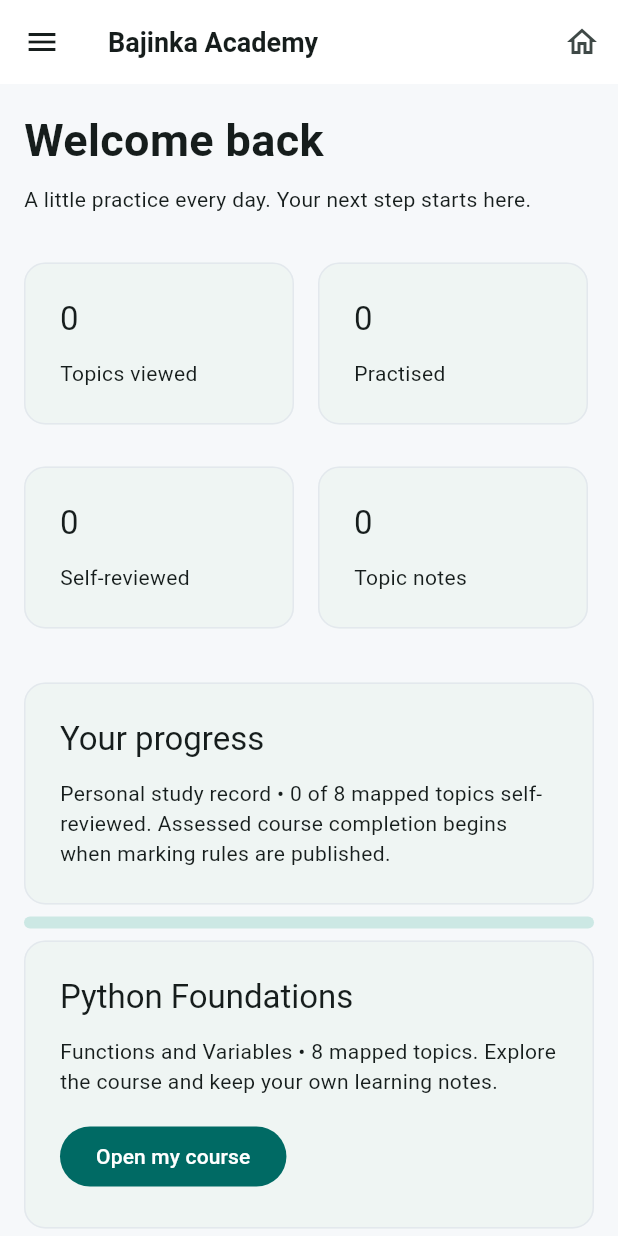
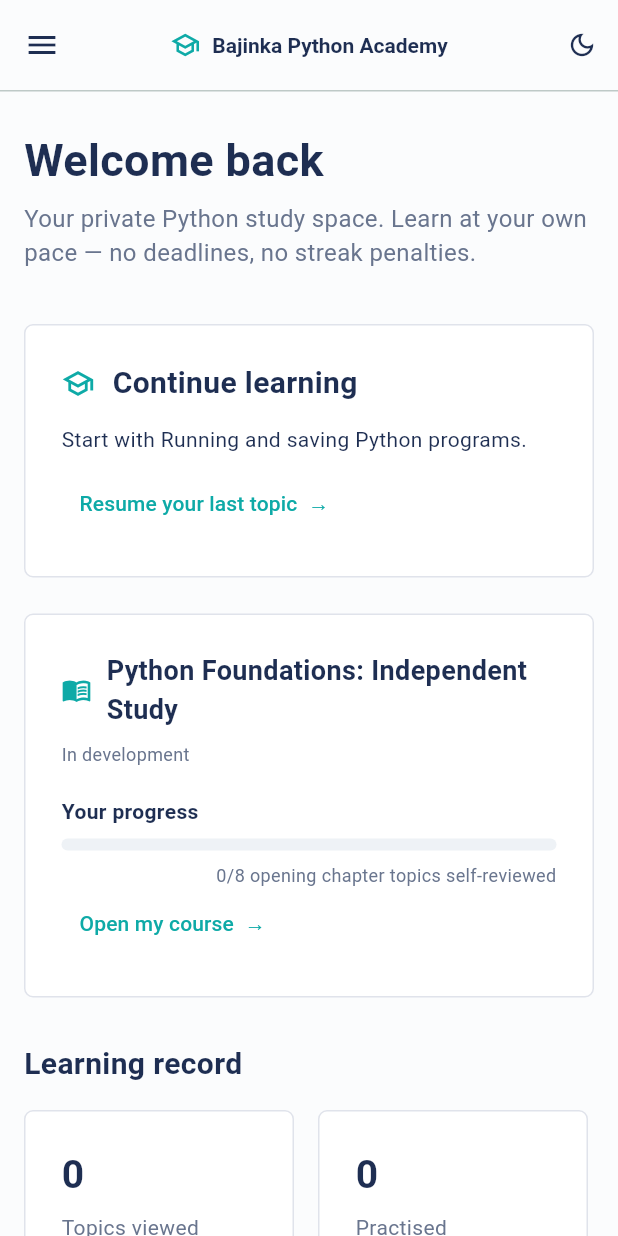
Before and after one commit to cyberokasha-dev/Bajinka-Academy, a Flutter app: the screen it shows after launch, on a phone screen of 412 x 824 dp. Run offline on Flutter 3.47's test engine with Material 3 defaults, Android fonts, the phone set to English and light mode, and no system bars; our stand-ins replace shared_preferences, supabase_flutter; accounts and stored records are empty; Roboto replaces fonts that are missing (Arial).

Commit message:
Match screenshot navy and teal design, centered header, drawer, and underlined tabs

```diff
--- a/apps/learner/lib/main.dart
+++ b/apps/learner/lib/main.dart
@@ -3,6 +3,7 @@ import 'package:flutter/material.dart';
 import 'package:flutter/services.dart';
 import 'package:supabase_flutter/supabase_flutter.dart';
 import 'learner_store.dart';
+
 
 Future<void> main() async {
   WidgetsFlutterBinding.ensureInitialized();
@@ -15,11 +16,25 @@ class AcademyApp extends StatelessWidget {
   @override
   Widget build(BuildContext context) => MaterialApp(
     title: 'Bajinka Academy', debugShowCheckedModeBanner: false,
-    theme: ThemeData(useMaterial3: true, colorScheme: ColorScheme.fromSeed(seedColor: const Color(0xff087f78)), scaffoldBackgroundColor: const Color(0xfff6f8fa)),
+    theme: academyTheme(Brightness.light), darkTheme: academyTheme(Brightness.dark),
+
     home: LearnerShell(client: client),
   );
 }
 
+const teal = Color(0xff0eaaa7);
+const navy = Color(0xff1e2e52);
+const border = Color(0xffe0e3eb);
+ThemeData academyTheme(Brightness brightness) {
+  final dark = brightness == Brightness.dark;
+  final base = ThemeData(useMaterial3: true, brightness: brightness, fontFamily: 'Arial', colorScheme: ColorScheme.fromSeed(seedColor: teal, brightness: brightness).copyWith(primary: teal, surface: dark ? const Color(0xff172033) : Colors.white));
+  return base.copyWith(scaffoldBackgroundColor: dark ? const Color(0xff101827) : const Color(0xfffbfcfd),
+    textTheme: base.textTheme.apply(bodyColor: dark ? const Color(0xffe2e8f0) : navy, displayColor: dark ? Colors.white : navy),
+    dividerColor: border, appBarTheme: AppBarTheme(backgroundColor: dark ? const Color(0xff101827) : const Color(0xfffbfcfd), foregroundColor: dark ? Colors.white : navy, elevation: 0, surfaceTintColor: Colors.transparent),
+    textButtonTheme: TextButtonThemeData(style: TextButton.styleFrom(foregroundColor: teal, shape: RoundedRectangleBorder(borderRadius: BorderRadius.circular(6)))),
+    filledButtonTheme: FilledButtonThemeData(style: FilledButton.styleFrom(backgroundColor: teal, shape: RoundedRectangleBorder(borderRadius: BorderRadius.circular(6)))),
+  );
+}
 const sections = ['Home', 'My courses', 'Practice', 'Projects', 'Notebook', 'Assessments', 'Progress', 'Certificates', 'Resources', 'Settings', 'Sources & Acknowledgements', 'Privacy Policy'];
 const chapters = ['Functions and Variables', 'Conditionals', 'Loops', 'Exceptions', 'Libraries', 'Unit Tests', 'File I/O', 'Regular Expressions', 'Object-Oriented Programming', 'Et Cetera', 'Final Project and Course Assessment'];
 const topics = ['Running and saving Python programs', 'print, strings, and comments', 'Variables and assignment', 'input and string methods', 'Numbers and conversion', 'Arithmetic and formatted output', 'Functions and parameters', 'Return values and program structure'];
@@ -37,6 +52,8 @@ class _LearnerShellState extends State<LearnerShell> {
   int? chapter;
   String? topic;
   String lessonTab = 'Learn';
+  bool dark = false;
+  final pageScroll = ScrollController();
   final note = TextEditingController();
   final code = TextEditingController();
   late final LearnerStore store;
@@ -78,6 +95,7 @@ class _LearnerShellState extends State<LearnerShell> {
       code.text = store.draft(title)['code'] as String;
     });
     unawaited(store.profile(topic: title));
+    if (pageScroll.hasClients) pageScroll.jumpTo(0);
   }
   Widget signInButton() => OutlinedButton.icon(
     style: OutlinedButton.styleFrom(backgroundColor: Colors.white, foregroundColor: const Color(0xff1f1f1f), padding: const EdgeInsets.symmetric(horizontal: 16, vertical: 12)),
@@ -90,43 +108,44 @@ class _LearnerShellState extends State<LearnerShell> {
     : 'Sign in with Google to save private notes, code drafts and your learning journey. Google setup is managed by the owner.');
   Widget homeProgress() => Column(crossAxisAlignment: CrossAxisAlignment.stretch, children: [
     Text('Welcome back${store.displayName.isEmpty ? "" : ", ${store.displayName}"}', style: const TextStyle(fontSize: 30, fontWeight: FontWeight.w700)),
-    const SizedBox(height: 8), const Text('A little practice every day. Your next step starts here.'),
-    const SizedBox(height: 24),
-    Wrap(spacing: 16, runSpacing: 12, children: [
-      metric('Topics viewed', store.countStage('viewed')),
-      metric('Practised', store.countStage('practised')),
-      metric('Self-reviewed', store.countStage('reviewed')),
-      metric('Topic notes', store.drafts.values.where((d) => (d['notes'] as String? ?? '').isNotEmpty).length),
-    ]),
-    const SizedBox(height: 20),
-    panel('Your progress', 'Personal study record • ${store.countStage('reviewed')} of ${topics.length} mapped topics self-reviewed. Assessed course completion begins when marking rules are published.'),
-    LinearProgressIndicator(value: store.countStage('reviewed') / topics.length, minHeight: 8, borderRadius: BorderRadius.circular(8)),
-    if (store.lastTopic != null && topics.contains(store.lastTopic)) panel('Continue learning', store.lastTopic!, action: () => openTopic(store.lastTopic!), button: 'Continue'),
-    panel('Python Foundations', 'Functions and Variables • 8 mapped topics. Explore the course and keep your own learning notes.', action: () => select('My courses'), button: 'Open my course'),
-    panel('Your learning workspace', 'Notes, Python drafts and self-review progress save on this browser or phone. Use Copy to back up your work. Account sync will be added later.'),
+    const SizedBox(height: 6), const Text('Your private Python study space. Learn at your own pace — no deadlines, no streak penalties.', style: TextStyle(color: Color(0xff69758e), fontSize: 16)),
+    const SizedBox(height: 28),
+    panel('Continue learning', store.lastTopic ?? 'Start with Running and saving Python programs.', action: () => openTopic(store.lastTopic ?? topics.first), button: 'Resume your last topic  →', icon: Icons.school_outlined),
+    const SizedBox(height: 16),
+    surface(Column(crossAxisAlignment: CrossAxisAlignment.stretch, children: [
+      const Row(children: [Icon(Icons.menu_book_outlined, color: teal, size: 20), SizedBox(width: 10), Expanded(child: Text('Python Foundations: Independent Study', style: TextStyle(fontSize: 18, fontWeight: FontWeight.w700)))]),
+      const SizedBox(height: 8), const Text('In development', style: TextStyle(fontSize: 12, color: Color(0xff69758e))),
+      const SizedBox(height: 20), const Text('Your progress', style: TextStyle(fontWeight: FontWeight.w600)),
+      const SizedBox(height: 8), LinearProgressIndicator(value: store.countStage('reviewed') / topics.length, minHeight: 8, backgroundColor: const Color(0xffeef2f6), borderRadius: BorderRadius.circular(8)),
+      const SizedBox(height: 8), Text('${store.countStage('reviewed')}/${topics.length} opening chapter topics self-reviewed', textAlign: TextAlign.right, style: const TextStyle(fontSize: 12, color: Color(0xff69758e))),
+      Align(alignment: Alignment.centerLeft, child: TextButton(onPressed: () => select('My courses'), child: const Text('Open my course  →'))),
+    ])),
+    const SizedBox(height: 30), const Text('Learning record', style: TextStyle(fontSize: 20, fontWeight: FontWeight.w700)),
+    const SizedBox(height: 16), Wrap(spacing: 16, runSpacing: 12, children: [metric('Topics viewed', store.countStage('viewed')), metric('Practised', store.countStage('practised')), metric('Self-reviewed', store.countStage('reviewed')), metric('Topic notes', store.drafts.values.where((d) => (d['notes'] as String? ?? '').isNotEmpty).length)]),
+    const SizedBox(height: 20), const Text('Saved on this device. Assessed completion and account sync will be connected later.', style: TextStyle(color: Color(0xff69758e), fontSize: 13)),
   ]);
-  Widget metric(String label, int value) => SizedBox(width: 180, child: panel('$value', label));
-  void select(String value) { autosave?.cancel(); if (topic != null) unawaited(store.save(topic!)); setState(() { section = value; chapter = null; topic = null; }); }
+  Widget metric(String label, int value) => SizedBox(width: 180, child: surface(Column(crossAxisAlignment: CrossAxisAlignment.start, children: [Text('$value', style: const TextStyle(fontSize: 26, fontWeight: FontWeight.w700)), const SizedBox(height: 6), Text(label, style: const TextStyle(color: Color(0xff69758e)))])));
+  void select(String value) { autosave?.cancel(); if (topic != null) unawaited(store.save(topic!)); setState(() { section = value; chapter = null; topic = null; }); if (pageScroll.hasClients) pageScroll.jumpTo(0); }
   @override
-  void dispose() { autosave?.cancel(); store.removeListener(refresh); store.dispose(); note.dispose(); code.dispose(); super.dispose(); }
+  void dispose() { autosave?.cancel(); store.removeListener(refresh); store.dispose(); note.dispose(); code.dispose(); pageScroll.dispose(); super.dispose(); }
   Widget navigation() => ListView(children: [
-    const Padding(padding: EdgeInsets.all(24), child: Row(children: [Icon(Icons.school_outlined, color: Color(0xff087f78)), SizedBox(width: 10), Text('Bajinka Academy', style: TextStyle(fontWeight: FontWeight.w800, fontSize: 18))])),
-    for (final item in sections) ListTile(selected: section == item, title: Text(item), onTap: () { select(item); scaffoldKey.currentState?.closeDrawer(); }),
+    const Padding(padding: EdgeInsets.all(24), child: Text('Bajinka Python Academy', style: TextStyle(fontWeight: FontWeight.w700, fontSize: 18))),
+    for (var i = 0; i < sections.length; i++) ListTile(leading: Icon([Icons.dashboard_outlined, Icons.menu_book_outlined, Icons.edit_note, Icons.folder_outlined, Icons.description_outlined, Icons.fact_check_outlined, Icons.insights_outlined, Icons.workspace_premium_outlined, Icons.link, Icons.settings_outlined, Icons.info_outline, Icons.privacy_tip_outlined][i], size: 20), selected: section == sections[i], selectedTileColor: teal.withValues(alpha: 0.08), title: Text(sections[i] == 'Home' ? 'Dashboard' : sections[i] == 'My courses' ? 'My Course' : sections[i] == 'Practice' ? 'Practice and Homework' : sections[i]), onTap: () { select(sections[i]); scaffoldKey.currentState?.closeDrawer(); }),
   ]);
-  Widget panel(String title, String body, {VoidCallback? action, String? button}) => Card(margin: const EdgeInsets.symmetric(vertical: 8), elevation: 0, shape: RoundedRectangleBorder(borderRadius: BorderRadius.circular(14), side: const BorderSide(color: Color(0xffe3e8ed))), child: SizedBox(width: double.infinity, child: Padding(padding: const EdgeInsets.all(24), child: Column(crossAxisAlignment: CrossAxisAlignment.start, children: [Text(title, style: Theme.of(context).textTheme.titleLarge), const SizedBox(height: 12), Text(body), if (action != null) Padding(padding: const EdgeInsets.only(top: 16), child: FilledButton(onPressed: action, child: Text(button ?? 'Open')))]))));
+  Widget surface(Widget child, {double padding = 24}) => Container(width: double.infinity, padding: EdgeInsets.all(padding), decoration: BoxDecoration(color: dark ? const Color(0xff172033) : Colors.white, border: Border.all(color: dark ? const Color(0xff334155) : border), borderRadius: BorderRadius.circular(6)), child: child);
+  Widget panel(String title, String body, {VoidCallback? action, String? button, IconData? icon}) => Padding(padding: const EdgeInsets.symmetric(vertical: 8), child: surface(Column(crossAxisAlignment: CrossAxisAlignment.start, children: [Row(children: [if (icon != null) ...[Icon(icon, color: teal, size: 22), const SizedBox(width: 12)], Expanded(child: Text(title, style: const TextStyle(fontSize: 20, fontWeight: FontWeight.w700)))]), const SizedBox(height: 12), Text(body, style: const TextStyle(height: 1.55)), if (action != null) Padding(padding: const EdgeInsets.only(top: 8), child: TextButton(onPressed: action, child: Text(button ?? 'Open')))])));
+  Widget lessonContent() => panel(lessonTab == 'Learn' ? 'Lesson content' : lessonTab, 'Your existing Base44 course content is awaiting approved import. My Notes and My Code are available now.');
+  Widget studyProgress() => surface(Column(crossAxisAlignment: CrossAxisAlignment.start, children: [const Text('YOUR PROGRESS', style: TextStyle(fontSize: 11, letterSpacing: 0.8, color: Color(0xff69758e))), const SizedBox(height: 10), Wrap(spacing: 22, runSpacing: 12, children: [for (final stage in ['viewed', 'practised', 'reviewed', 'demonstrated']) InkWell(onTap: stage == 'demonstrated' ? null : () => store.mark(topic!, stage, store.draft(topic!)[stage] != true), child: Row(mainAxisSize: MainAxisSize.min, children: [Icon(store.draft(topic!)[stage] == true ? Icons.check_circle_outline : Icons.radio_button_unchecked, size: 16, color: stage == 'demonstrated' ? const Color(0xffa0a9b8) : teal), const SizedBox(width: 7), Text(stage == 'reviewed' ? 'Self-reviewed' : stage == 'demonstrated' ? 'Demonstrated understanding' : stage[0].toUpperCase() + stage.substring(1), style: const TextStyle(fontSize: 12, color: Color(0xff69758e)))]))])]), padding: 16);
   Widget body() {
     if (section == 'Home' || section == 'Progress') return homeProgress();
     if (section == 'My courses') {
       if (topic != null) return Column(crossAxisAlignment: CrossAxisAlignment.start, children: [
         TextButton(onPressed: () => setState(() { topic = null; }), child: const Text('← Back to topics')),
         Text(topic!, style: Theme.of(context).textTheme.headlineSmall),
-        const SizedBox(height: 8), const Text('My Course / Functions and Variables', style: TextStyle(color: Colors.blueGrey)),
+        const SizedBox(height: 16), const Text('My Course / Functions and Variables', style: TextStyle(color: Color(0xff69758e), fontSize: 12)),
         const SizedBox(height: 20),
-        SingleChildScrollView(scrollDirection: Axis.horizontal, child: Row(children: [for (final label in ['Learn', 'Classwork', 'Homework', 'Challenge', 'Project', 'Assessment', 'My Notes', 'My Code', 'Resources']) Padding(padding: const EdgeInsets.only(right: 8), child: ChoiceChip(label: Text(label), selected: lessonTab == label, onSelected: (_) => setState(() { lessonTab = label; })))])),
-        const SizedBox(height: 16),
-        panel('YOUR PROGRESS', 'Viewed → Practised → Self-reviewed. Demonstrated understanding requires a marked assessment.'),
-        Wrap(spacing: 8, runSpacing: 8, children: [for (final stage in ['viewed', 'practised', 'reviewed']) FilterChip(label: Text(stage == 'reviewed' ? 'Self-reviewed' : stage[0].toUpperCase() + stage.substring(1)), selected: store.draft(topic!)[stage] == true, onSelected: (value) => store.mark(topic!, stage, value))]),
-        const SizedBox(height: 20),
+        Container(decoration: const BoxDecoration(border: Border(bottom: BorderSide(color: border))), child: SingleChildScrollView(scrollDirection: Axis.horizontal, child: Row(children: [for (final label in ['Learn', 'Classwork', 'Homework', 'Challenge', 'Project', 'Assessment', 'My Notes', 'My Code', 'Resources']) InkWell(onTap: () => setState(() { lessonTab = label; }), child: Container(padding: const EdgeInsets.symmetric(horizontal: 12, vertical: 14), decoration: BoxDecoration(border: Border(bottom: BorderSide(color: lessonTab == label ? teal : Colors.transparent, width: 2))), child: Text(label, style: TextStyle(fontSize: 14, color: lessonTab == label ? (dark ? Colors.white : navy) : const Color(0xff636b7e), fontWeight: lessonTab == label ? FontWeight.w600 : FontWeight.w400))))]))),
+        const SizedBox(height: 20), if (lessonTab == 'Learn') ...[studyProgress(), const SizedBox(height: 26)],
         if (lessonTab == 'My Notes' || lessonTab == 'My Code') ...[
           Text(lessonTab, style: Theme.of(context).textTheme.titleLarge),
           const SizedBox(height: 12),
@@ -134,16 +153,18 @@ class _LearnerShellState extends State<LearnerShell> {
           const SizedBox(height: 12), Text(store.draft(topic!)['status'] as String),
           Wrap(spacing: 12, children: [FilledButton.icon(onPressed: () => store.save(topic!), icon: const Icon(Icons.save_outlined), label: const Text('Save on device')), OutlinedButton.icon(onPressed: () async { await Clipboard.setData(ClipboardData(text: lessonTab == 'My Notes' ? note.text : code.text)); if (mounted) ScaffoldMessenger.of(context).showSnackBar(const SnackBar(content: Text('Copied — paste into a file to keep a backup.'))); }, icon: const Icon(Icons.copy), label: const Text('Copy'))]),
           if (lessonTab == 'My Code') panel('Python workspace', 'Your draft saves locally. Code execution and automatic marking are not connected yet.'),
-        ] else panel(lessonTab == 'Learn' ? 'Lesson content' : lessonTab, lessonTab == 'Learn' ? 'This topic is mapped. The course author’s targets, explanation and examples are awaiting import. You can use My Notes and My Code now.' : 'The course author will publish the exact ${lessonTab.toLowerCase()} content and marking rules here. Your study workspace is available now.'),
+        ] else lessonContent(),
 
       ]);
-      if (chapter != null) return Column(crossAxisAlignment: CrossAxisAlignment.start, children: [
-        TextButton(onPressed: () => setState(() { chapter = null; }), child: const Text('← Back to chapters')),
-        Text(chapters[chapter!], style: Theme.of(context).textTheme.headlineSmall),
-        if (chapter == 0) ...[for (final title in topics) ListTile(title: Text(title), subtitle: const Text('Draft • lesson, practice and challenge'), trailing: const Icon(Icons.chevron_right), onTap: () => openTopic(title))] else panel('Topics awaiting authoring', 'Full topic content and exact questions will be supplied by the course author.'),
-        panel('Chapter assessment and cumulative project', 'Locked until authored requirements and marking rules are published.'),
+      return Column(crossAxisAlignment: CrossAxisAlignment.stretch, children: [
+        const Text('My Course', style: TextStyle(fontSize: 28, fontWeight: FontWeight.w700)), const SizedBox(height: 20),
+        panel('Python Foundations: Independent Study', 'In development • 11 planned chapters • 8 opening chapter topics'),
+        const SizedBox(height: 20),
+        for (var i = 0; i < chapters.length; i++) ...[
+          Padding(padding: const EdgeInsets.symmetric(vertical: 16), child: Row(children: [SizedBox(width: 32, child: Text('$i.', style: const TextStyle(fontFamily: 'monospace', fontSize: 12, color: Color(0xff69758e)))), Expanded(child: Text(chapters[i], style: const TextStyle(fontSize: 16, fontWeight: FontWeight.w700))), const Text('DRAFT', style: TextStyle(fontSize: 9, letterSpacing: 1, color: Color(0xffa0a9b8)))])),
+          if (i == 0) Padding(padding: const EdgeInsets.only(left: 12), child: Container(decoration: const BoxDecoration(border: Border(left: BorderSide(color: border))), child: Column(children: [for (final title in topics) ListTile(dense: true, minLeadingWidth: 12, leading: const Icon(Icons.radio_button_unchecked, size: 15, color: Color(0xffb8bfcc)), title: Text(title, style: TextStyle(fontSize: 14, color: dark ? Colors.white : navy)), onTap: () => openTopic(title))]))),
+        ],
       ]);
-      return Column(crossAxisAlignment: CrossAxisAlignment.start, children: [panel('Python Foundations', 'Independent study • 11 planned chapters • content in development'), for (var i = 0; i < chapters.length; i++) ListTile(leading: CircleAvatar(child: Text('$i')), title: Text(chapters[i]), subtitle: const Text('Draft'), trailing: const Icon(Icons.chevron_right), onTap: () => setState(() { chapter = i; }))]);
     }
     if (section == 'Notebook') return Column(children: [panel('My notebook', 'Your topic notes save on this device. Open a note to continue writing.'), if (store.drafts.values.every((d) => (d['notes'] as String? ?? '').isEmpty)) panel('Start your first note', 'Open a course topic and choose My Notes.', action: () => select('My courses'), button: 'Browse topics'), for (final entry in store.drafts.entries.where((e) => (e.value['notes'] as String? ?? '').isNotEmpty)) panel(entry.key, entry.value['notes'] as String, action: () => openTopic(entry.key), button: 'Edit note')]);
     if (section == 'Settings') return Column(children: [
@@ -168,9 +189,11 @@ class _LearnerShellState extends State<LearnerShell> {
   }
   @override
   Widget build(BuildContext context) => LayoutBuilder(builder: (context, bounds) {
-    final wide = bounds.maxWidth >= 950;
-    return Scaffold(key: scaffoldKey, appBar: AppBar(backgroundColor: Colors.white, title: const Text('Bajinka Academy', style: TextStyle(fontSize: 18, fontWeight: FontWeight.w700)), actions: [IconButton(tooltip: 'Home', onPressed: () => select('Home'), icon: const Icon(Icons.home_outlined))]),
-      drawer: wide ? null : Drawer(child: Builder(builder: (_) => navigation())),
-      body: Row(children: [if (wide) SizedBox(width: 250, child: navigation()), Expanded(child: SingleChildScrollView(padding: EdgeInsets.all(wide ? 32 : 16), child: Center(child: ConstrainedBox(constraints: const BoxConstraints(maxWidth: 1050), child: Column(crossAxisAlignment: CrossAxisAlignment.stretch, children: [if (store.loading) const LinearProgressIndicator(), if (store.message.isNotEmpty) MaterialBanner(content: Text(store.message), actions: [TextButton(onPressed: store.load, child: const Text('Retry'))]), body()])))))]));
+    final wide = bounds.maxWidth >= 700;
+    return Theme(data: academyTheme(dark ? Brightness.dark : Brightness.light), child: Scaffold(key: scaffoldKey,
+      appBar: AppBar(centerTitle: true, toolbarHeight: 60, title: Row(mainAxisSize: MainAxisSize.min, children: [const Icon(Icons.school_outlined, color: teal, size: 20), const SizedBox(width: 8), Flexible(child: Text('Bajinka Python Academy', style: TextStyle(fontSize: wide ? 16 : 14, fontWeight: FontWeight.w700)))]), bottom: const PreferredSize(preferredSize: Size.fromHeight(1), child: Divider(height: 1)), actions: [IconButton(tooltip: dark ? 'Light mode' : 'Dark mode', onPressed: () => setState(() { dark = !dark; }), icon: Icon(dark ? Icons.light_mode_outlined : Icons.dark_mode_outlined, size: 20))]),
+      drawer: Drawer(backgroundColor: dark ? const Color(0xff101827) : const Color(0xfffbfcfd), shape: const RoundedRectangleBorder(), child: navigation()),
+      body: SingleChildScrollView(controller: pageScroll, padding: EdgeInsets.symmetric(horizontal: wide ? 24 : 16, vertical: wide ? 32 : 24), child: Align(alignment: Alignment.topCenter, child: ConstrainedBox(constraints: BoxConstraints(maxWidth: section == 'Home' || section == 'Progress' ? 1200 : 736), child: Column(crossAxisAlignment: CrossAxisAlignment.stretch, children: [if (store.loading) const LinearProgressIndicator(), if (store.message.isNotEmpty) Padding(padding: const EdgeInsets.only(bottom: 16), child: Text(store.message)), body(), const SizedBox(height: 48), const Divider(), Wrap(spacing: 16, children: [TextButton(onPressed: () => select('Sources & Acknowledgements'), child: const Text('Sources & Acknowledgements')), TextButton(onPressed: () => select('Privacy Policy'), child: const Text('Privacy Policy'))])])))),
+    ));
   });
 }
```
Also changed, not shown: 1 other file.
